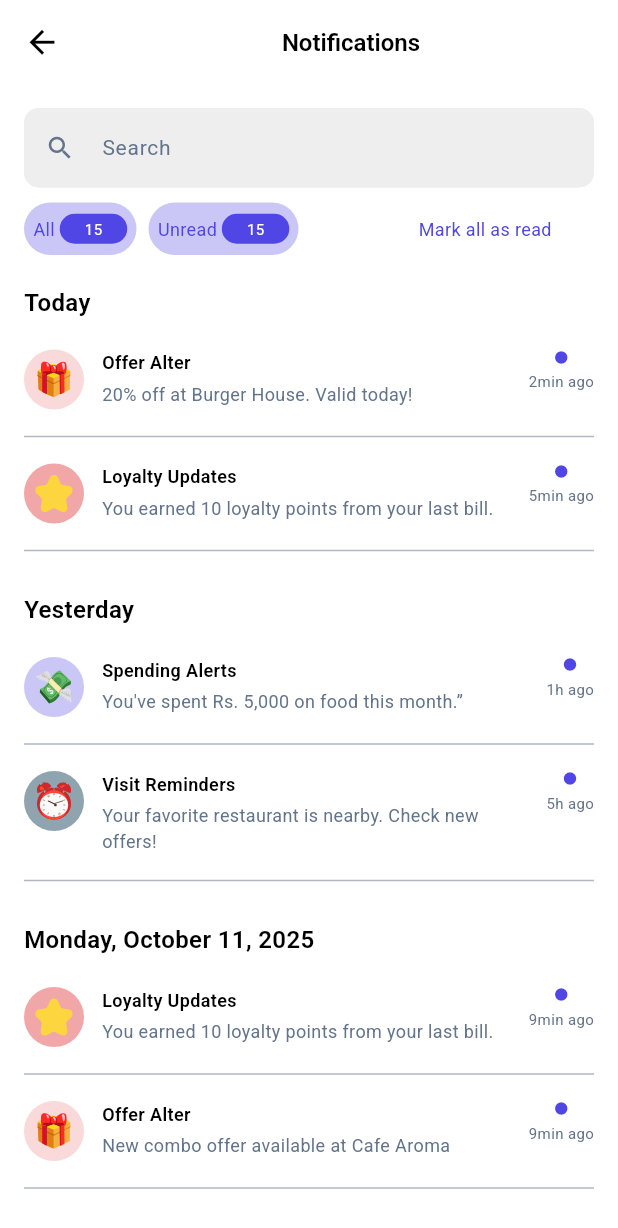
After one commit to sadikshya0/restaurant_bill, a Flutter app: the NotificationScreen screen opened directly, on a phone screen of 412 x 824 dp. The commit adds this screen. Shown: the top 1228 px of the screen. Run offline on Flutter 3.47's test engine with Material 3 defaults, Android fonts, the phone set to English and light mode, and no system bars; our stand-ins replace fl_chart, flutter_svg, get, image_picker, pinput; project files that could hold a hidden picture were left out.

Commit message:
notification_screen_completed

```diff
--- /dev/null
+++ b/lib/controller/dashboard/notification_controller.dart
@@ -0,0 +1,16 @@
+import 'package:get/get.dart';
+
+class NotificationController extends GetxController {
+  RxInt selectedTab = 0.obs;
+
+  RxInt allCount = 25.obs;
+  RxInt unreadCount = 15.obs;
+
+  void changeTab(int index) {
+    selectedTab.value = index;
+  }
+
+  void markAllAsRead() {
+    unreadCount.value = 0;
+  }
+}
--- a/lib/utils/image_path.dart
+++ b/lib/utils/image_path.dart
@@ -31,6 +31,10 @@ class ImagePath {
   static const String people = "$baseIconPath/people.svg";
   static const String clock = "$baseIconPath/clock.svg";
   static const String cloud = "$baseIconPath/cloud.svg";
+  static const String stars = "$baseIconPath/star.svg";
+  static const String gift = "$baseIconPath/gift.svg";
+  static const String reminder = "$baseIconPath/reminder.svg";
+  static const String money = "$baseIconPath/money.svg";
 
   static const String wave = "$baseImagePath/wave.png";
   static const String pizza = "$baseImagePath/pizza.png";
--- a/lib/views/dashboard/about_screen.dart
+++ b/lib/views/dashboard/about_screen.dart
@@ -31,6 +31,7 @@ class AboutScreen extends StatelessWidget {
         child: Padding(
           padding: const EdgeInsets.all(16),
           child: Center(
+            child: SingleChildScrollView(
               child: Column(
                 crossAxisAlignment: CrossAxisAlignment.start,
                 children: [
@@ -56,7 +57,9 @@ class AboutScreen extends StatelessWidget {
                   Center(
                     child: Text(
                       "BistroScan",
-                    style: CustomTextStyles.f20W600(color: AppColors.textColor),
+                      style: CustomTextStyles.f20W600(
+                        color: AppColors.textColor,
+                      ),
                     ),
                   ),
                   Center(
@@ -79,7 +82,7 @@ class AboutScreen extends StatelessWidget {
                       padding: const EdgeInsets.only(
                         left: 8,
                         right: 8,
-                      top: 8,
+                        top: 4,
                         bottom: 4,
                       ),
                       child: Column(
@@ -170,6 +173,7 @@ class AboutScreen extends StatelessWidget {
             ),
           ),
         ),
+      ),
     );
   }
 }
--- a/lib/views/dashboard/home_screen.dart
+++ b/lib/views/dashboard/home_screen.dart
@@ -7,6 +7,7 @@ import 'package:restaurant_bill/utils/colors.dart';
 import 'package:restaurant_bill/utils/custom_text_styles.dart';
 import 'package:restaurant_bill/utils/image_path.dart';
 import 'package:restaurant_bill/views/dashboard/billing_screen.dart';
+import 'package:restaurant_bill/views/dashboard/notification_screen.dart';
 import 'package:restaurant_bill/views/dashboard/profile_screen.dart';
 import 'package:restaurant_bill/widgets/home_widgets/recent_billing_widget.dart';
 
@@ -44,7 +45,11 @@ class HomeScreen extends StatelessWidget {
           ],
         ),
         actions: [
-          Container(
+          InkWell(
+            onTap: () {
+              Get.offAll(() => NotificationScreen());
+            },
+            child: Container(
               height: 30,
               width: 30,
               decoration: BoxDecoration(
@@ -53,6 +58,7 @@ class HomeScreen extends StatelessWidget {
                 border: Border.all(color: AppColors.lGrey, width: 1),
               ),
               child: SvgPicture.asset(ImagePath.notification),
+            ),
           ),
 
           SizedBox(width: 12),
--- /dev/null
+++ b/lib/views/dashboard/notification_screen.dart
@@ -0,0 +1,231 @@
+import 'package:flutter/material.dart';
+import 'package:get/get.dart';
+import 'package:restaurant_bill/controller/dashboard/notification_controller.dart';
+import 'package:restaurant_bill/utils/colors.dart';
+import 'package:restaurant_bill/utils/custom_text_styles.dart';
+import 'package:restaurant_bill/utils/image_path.dart';
+import 'package:restaurant_bill/views/dashboard/dash_screen.dart';
+import 'package:restaurant_bill/widgets/custom/custom_textfield.dart';
+import 'package:restaurant_bill/widgets/notification_widget/notification_tile.dart';
+
+class NotificationScreen extends StatelessWidget {
+  NotificationScreen({super.key});
+  final NotificationController controller = Get.put(NotificationController());
+
+  @override
+  Widget build(BuildContext context) {
+    return Scaffold(
+      backgroundColor: AppColors.whiteColor,
+      appBar: AppBar(
+        automaticallyImplyLeading: false,
+        backgroundColor: AppColors.whiteColor,
+        leading: InkWell(
+          onTap: () {
+            Get.offAll(() => DashScreen());
+          },
+          child: Icon(Icons.arrow_back, color: AppColors.textColor, size: 25),
+        ),
+        title: Center(
+          child: Text(
+            "Notifications",
+            style: CustomTextStyles.f16W600(color: AppColors.textColor),
+          ),
+        ),
+      ),
+
+      body: SafeArea(
+        child: SingleChildScrollView(
+          child: Padding(
+            padding: const EdgeInsets.only(top: 16, left: 16, right: 16),
+            child: Column(
+              crossAxisAlignment: CrossAxisAlignment.start,
+              children: [
+                CustomTextField(
+                  hint: "Search",
+                  textInputAction: TextInputAction.done,
+                  textInputType: TextInputType.text,
+                  preIconPath: Icons.search,
+                  fillColor: AppColors.lGrey,
+                  border: AppColors.lGrey,
+                ),
+                SizedBox(height: 10),
+                Row(
+                  children: [
+                    Container(
+                      height: 35,
+                      width: 75,
+                      decoration: BoxDecoration(
+                        borderRadius: BorderRadius.circular(25),
+                        color: AppColors.primaryColor.withOpacity(0.3),
+                      ),
+                      child: Row(
+                        mainAxisAlignment: MainAxisAlignment.center,
+                        children: [
+                          Text(
+                            "All ",
+                            style: CustomTextStyles.f12W400(
+                              color: AppColors.primaryColor,
+                            ),
+                          ),
+                          Container(
+                            height: 20,
+                            width: 45,
+                            decoration: BoxDecoration(
+                              color: AppColors.primaryColor,
+                              borderRadius: BorderRadius.circular(25),
+                            ),
+                            child: Center(
+                              child: Obx(
+                                () => Text(
+                                  controller.unreadCount.value.toString(),
+                                  style: CustomTextStyles.f10W400(
+                                    color: AppColors.whiteColor,
+                                  ),
+                                ),
+                              ),
+                            ),
+                          ),
+                        ],
+                      ),
+                    ),
+                    SizedBox(width: 8),
+                    Container(
+                      height: 35,
+                      width: 100,
+                      decoration: BoxDecoration(
+                        borderRadius: BorderRadius.circular(25),
+                        color: AppColors.primaryColor.withOpacity(0.3),
+                      ),
+                      child: Row(
+                        mainAxisAlignment: MainAxisAlignment.center,
+                        children: [
+                          Text(
+                            "Unread ",
+                            style: CustomTextStyles.f12W400(
+                              color: AppColors.primaryColor,
+                            ),
+                          ),
+                          Container(
+                            height: 20,
+                            width: 45,
+                            decoration: BoxDecoration(
+                              color: AppColors.primaryColor,
+                              borderRadius: BorderRadius.circular(25),
+                            ),
+                            child: Center(
+                              child: Obx(
+                                () => Text(
+                                  controller.unreadCount.value.toString(),
+                                  style: CustomTextStyles.f10W400(
+                                    color: AppColors.whiteColor,
+                                  ),
+                                ),
+                              ),
+                            ),
+                          ),
+                        ],
+                      ),
+                    ),
+                    SizedBox(width: 80),
+                    InkWell(
+                      onTap: () {
+                        controller.markAllAsRead();
+                      },
+                      child: Text(
+                        "Mark all as read",
+                        style: CustomTextStyles.f12W400(
+                          color: AppColors.primaryColor,
+                        ),
+                      ),
+                    ),
+                  ],
+                ),
+                SizedBox(height: 20),
+                Text(
+                  "Today",
+                  style: CustomTextStyles.f16W600(color: AppColors.textColor),
+                ),
+                SizedBox(height: 20),
+                NotificationTile(
+                  iconPath: ImagePath.gift,
+                  title: "Offer Alter",
+                  description: "20% off at Burger House. Valid today!",
+                  time: "2min ago",
+                  iconBgColor: AppColors.lOrange.withOpacity(0.3),
+                ),
+                SizedBox(height: 10),
+                Divider(color: AppColors.secondaryTextColor.withOpacity(0.5)),
+
+                SizedBox(height: 10),
+                NotificationTile(
+                  iconPath: ImagePath.stars,
+                  title: "Loyalty Updates",
+                  description:
+                      "You earned 10 loyalty points from your last bill.",
+                  time: "5min ago",
+                  iconBgColor: AppColors.lOrange.withOpacity(0.7),
+                ),
+                SizedBox(height: 10),
+                Divider(color: AppColors.secondaryTextColor.withOpacity(0.5)),
+                SizedBox(height: 20),
+                Text(
+                  "Yesterday",
+                  style: CustomTextStyles.f16W600(color: AppColors.textColor),
+                ),
+                SizedBox(height: 20),
+                NotificationTile(
+                  iconPath: ImagePath.money,
+                  title: "Spending Alerts",
+                  description: "You've spent Rs. 5,000 on food this month.”",
+                  time: "1h ago",
+                  iconBgColor: AppColors.primaryColor.withOpacity(0.3),
+                ),
+                SizedBox(height: 10),
+                Divider(color: AppColors.secondaryTextColor.withOpacity(0.5)),
+
+                SizedBox(height: 10),
+                NotificationTile(
+                  iconPath: ImagePath.reminder,
+                  title: "Visit Reminders",
+                  description:
+                      "Your favorite restaurant is nearby. Check new offers!",
+                  time: "5h ago",
+                  iconBgColor: Colors.blueGrey.withOpacity(0.7),
+                ),
+                SizedBox(height: 10),
+                Divider(color: AppColors.secondaryTextColor.withOpacity(0.5)),
+                SizedBox(height: 20),
+                Text(
+                  "Monday, October 11, 2025",
+                  style: CustomTextStyles.f16W600(color: AppColors.textColor),
+                ),
+                SizedBox(height: 20),
+
+                NotificationTile(
+                  iconPath: ImagePath.stars,
+                  title: "Loyalty Updates",
+                  description:
+                      "You earned 10 loyalty points from your last bill.",
+                  time: "9min ago",
+                  iconBgColor: AppColors.lOrange.withOpacity(0.7),
+                ),
+                SizedBox(height: 10),
+                Divider(color: AppColors.secondaryTextColor.withOpacity(0.5)),
+                SizedBox(height: 10),
+                NotificationTile(
+                  iconPath: ImagePath.gift,
+                  title: "Offer Alter",
+                  description: "New combo offer available at Cafe Aroma",
+                  time: "9min ago",
+                  iconBgColor: AppColors.lOrange.withOpacity(0.3),
+                ),
+                SizedBox(height: 10),
+                Divider(color: AppColors.secondaryTextColor.withOpacity(0.5)),
+              ],
+            ),
+          ),
+        ),
+      ),
+    );
+  }
+}
--- a/lib/views/dashboard/privacy_screen.dart
+++ b/lib/views/dashboard/privacy_screen.dart
@@ -30,6 +30,7 @@ class PrivacyScreen extends StatelessWidget {
       body: SafeArea(
         child: Padding(
           padding: const EdgeInsets.all(16),
+          child: SingleChildScrollView(
             child: Column(
               crossAxisAlignment: CrossAxisAlignment.start,
               children: [
@@ -184,6 +185,7 @@ class PrivacyScreen extends StatelessWidget {
             ),
           ),
         ),
+      ),
     );
   }
 }
--- a/lib/widgets/custom/custom_textfield.dart
+++ b/lib/widgets/custom/custom_textfield.dart
@@ -95,28 +95,28 @@ class CustomTextField extends StatelessWidget {
               )
             : null,
         enabledBorder: OutlineInputBorder(
-          borderRadius: BorderRadius.circular(5),
+          borderRadius: BorderRadius.circular(10),
           borderSide: BorderSide(
             width: 1,
             color: border ?? AppColors.backGroundDark.withOpacity(0.4),
           ),
         ),
         focusedErrorBorder: OutlineInputBorder(
-          borderRadius: BorderRadius.circular(5),
+          borderRadius: BorderRadius.circular(10),
           borderSide: BorderSide(
             width: 1,
             color: border ?? AppColors.errorColor,
           ),
         ),
         focusedBorder: OutlineInputBorder(
-          borderRadius: BorderRadius.circular(5),
+          borderRadius: BorderRadius.circular(10),
           borderSide: BorderSide(
             width: 1,
             color: border ?? AppColors.primaryColor,
           ),
         ),
         errorBorder: OutlineInputBorder(
-          borderRadius: BorderRadius.circular(5),
+          borderRadius: BorderRadius.circular(10),
           borderSide: BorderSide(
             width: 1,
             color: border ?? AppColors.errorColor,
--- /dev/null
+++ b/lib/widgets/notification_widget/notification_tile.dart
@@ -0,0 +1,94 @@
+import 'package:flutter/material.dart';
+import 'package:flutter_svg/flutter_svg.dart';
+import 'package:restaurant_bill/utils/colors.dart';
+import 'package:restaurant_bill/utils/custom_text_styles.dart';
+
+class NotificationTile extends StatelessWidget {
+  final String iconPath;
+  final String title;
+  final String description;
+  final String time;
+  final Color iconBgColor;
+  final bool showDot;
+  final VoidCallback? onTap;
+
+  const NotificationTile({
+    super.key,
+    required this.iconPath,
+    required this.title,
+    required this.description,
+    required this.time,
+    required this.iconBgColor,
+    this.showDot = true,
+    this.onTap,
+  });
+
+  @override
+  Widget build(BuildContext context) {
+    return InkWell(
+      onTap: onTap,
+      borderRadius: BorderRadius.circular(12),
+
+      child: Row(
+        crossAxisAlignment: CrossAxisAlignment.start,
+        children: [
+          /// ICON
+          Container(
+            height: 40,
+            width: 40,
+            decoration: BoxDecoration(
+              shape: BoxShape.circle,
+              color: iconBgColor,
+            ),
+            child: Center(
+              child: SvgPicture.asset(iconPath, height: 25, width: 25),
+            ),
+          ),
+
+          const SizedBox(width: 12),
+
+          /// TITLE + DESCRIPTION
+          Expanded(
+            child: Column(
+              crossAxisAlignment: CrossAxisAlignment.start,
+              children: [
+                Text(
+                  title,
+                  style: CustomTextStyles.f12W600(color: AppColors.textColor),
+                ),
+
+                const SizedBox(height: 4),
+
+                Text(
+                  description,
+                  style: CustomTextStyles.f12W400(
+                    color: AppColors.secondaryTextColor,
+                  ),
+                ),
+              ],
+            ),
+          ),
+
+          const SizedBox(width: 10),
+
+          /// TIME
+          Column(
+            children: [
+              if (showDot)
+                Icon(Icons.circle, color: AppColors.primaryColor, size: 10),
+
+              const SizedBox(height: 4),
+
+              Text(
+                time,
+                style: CustomTextStyles.f10W400(
+                  color: AppColors.secondaryTextColor,
+                ),
+              ),
+            ],
+          ),
+        ],
+      ),
+    );
+  }
+}
```
Also changed, not shown: assets/icon/gift.svg (added), assets/icon/money.svg (added), assets/icon/reminder.svg (added), assets/icon/star.svg (added). Lines whose indentation alone changed are shown as unchanged.
